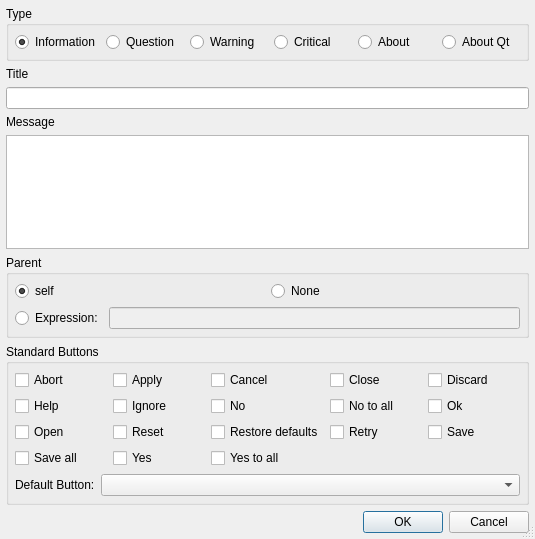
First picture: the form in Plugins/WizardPlugins/MessageBoxWizard/MessageBoxWizardDialog.ui, repository testmana2/test, before the edit.
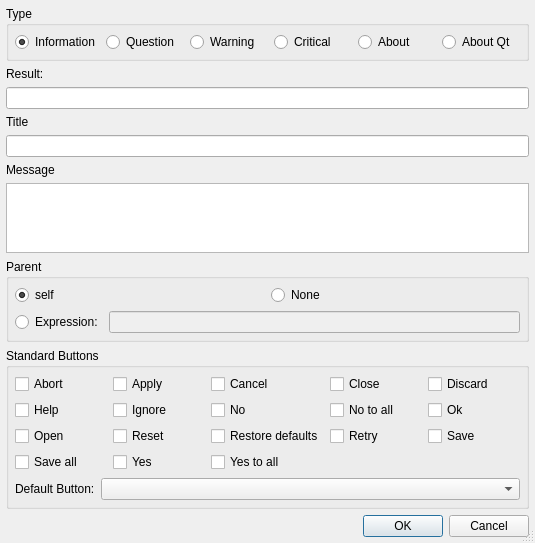
Second picture: the form after the edit.

Commit message: Extended the dialog wizards to generate code for the result variable(s).

```diff
--- a/Plugins/WizardPlugins/MessageBoxWizard/MessageBoxWizardDialog.ui
+++ b/Plugins/WizardPlugins/MessageBoxWizard/MessageBoxWizardDialog.ui
@@ -7,7 +7,7 @@
     <x>0</x>
     <y>0</y>
     <width>535</width>
-    <height>539</height>
+    <height>522</height>
    </rect>
   </property>
   <property name="windowTitle">
@@ -104,6 +104,20 @@
      </layout>
     </widget>
    </item>
+   <item>
+    <widget class="QLabel" name="lResultVar">
+     <property name="text">
+      <string>Result:</string>
+     </property>
+    </widget>
+   </item>
+   <item>
+    <widget class="QLineEdit" name="eResultVar">
+     <property name="toolTip">
+      <string>Enter the result variable name</string>
+     </property>
+    </widget>
+   </item>
    <item>
     <widget class="QLabel" name="textLabel1">
      <property name="text">
```
Left out of the diff: 1 changed line with no effect on the pictures. The commit also changes 24 other files.
